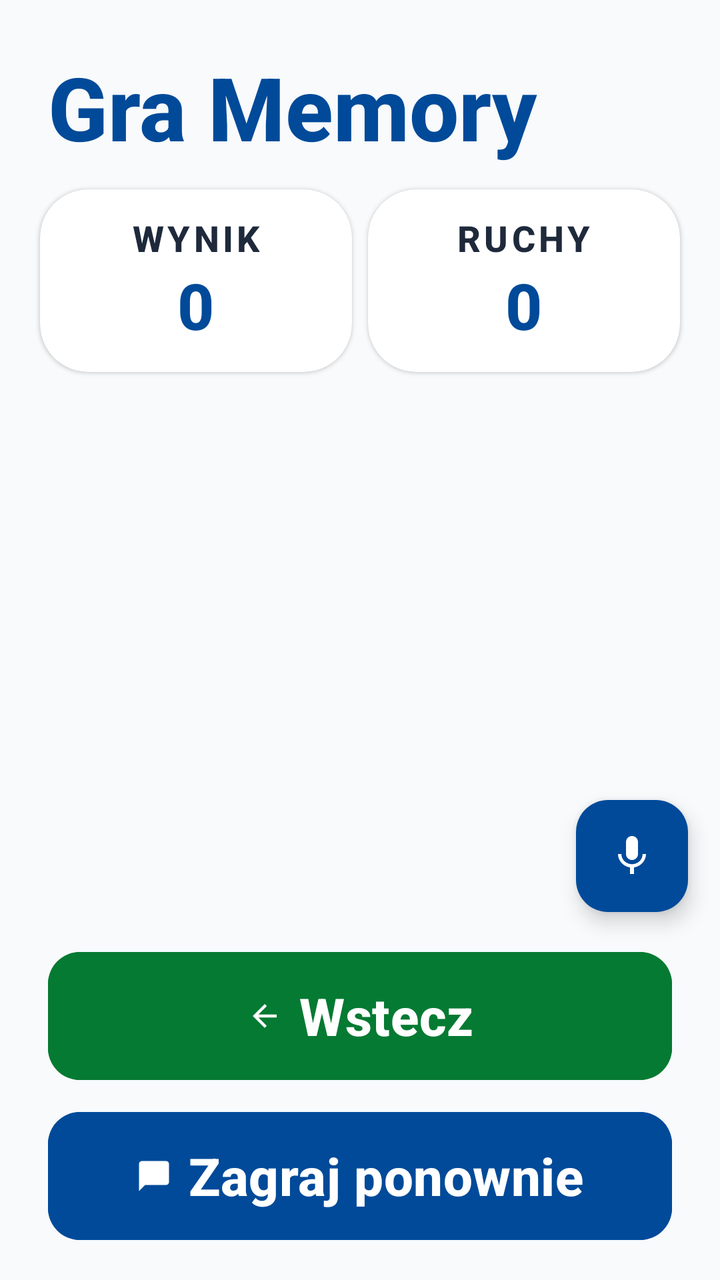
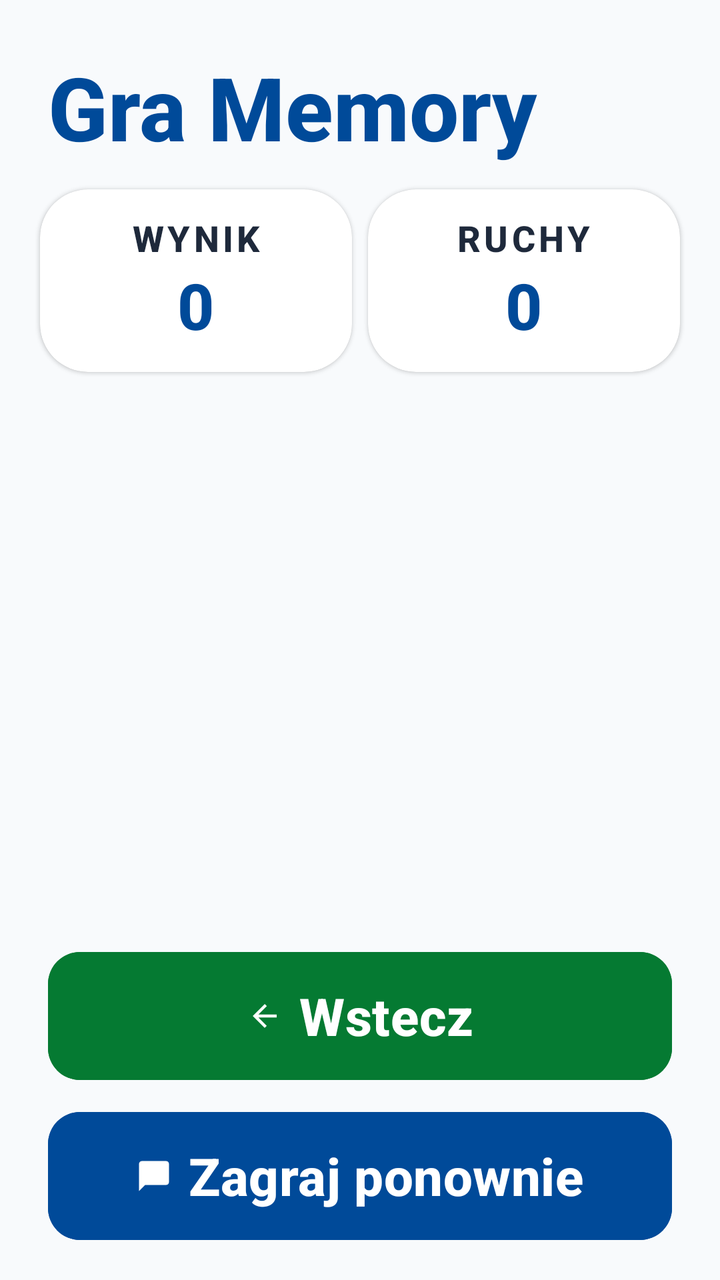

An Android layout rendered at two revisions. The XML below is the earlier revision; the diff shows what the commit changed to produce the second picture.
<!-- AndroidManifest.xml: application theme Theme.Fitnessapp -->
<!-- res/layout/activity_memory_game.xml -->
<?xml version="1.0" encoding="utf-8"?>
<androidx.constraintlayout.widget.ConstraintLayout xmlns:android="http://schemas.android.com/apk/res/android"
 xmlns:app="http://schemas.android.com/apk/res-auto"
 android:layout_width="match_parent"
 android:layout_height="match_parent"
 android:paddingTop="24dp">

 <TextView
 android:id="@+id/tv_title"
 android:layout_width="0dp"
 android:layout_height="wrap_content"
 android:layout_marginStart="24dp"
 android:layout_marginEnd="24dp"
 android:text="Gra Memory"
 android:textColor="#004A99"
 android:textSize="44sp"
 android:textStyle="bold"
 app:layout_constraintStart_toStartOf="parent"
 app:layout_constraintEnd_toEndOf="parent"
 app:layout_constraintTop_toTopOf="parent" />

 
 <LinearLayout
 android:id="@+id/stats_container"
 android:layout_width="0dp"
 android:layout_height="wrap_content"
 android:layout_marginTop="8dp"
 android:paddingHorizontal="16dp"
 android:orientation="horizontal"
 app:layout_constraintStart_toStartOf="parent"
 app:layout_constraintEnd_toEndOf="parent"
 app:layout_constraintTop_toBottomOf="@id/tv_title">

 <androidx.cardview.widget.CardView
 android:layout_width="0dp"
 android:layout_height="wrap_content"
 android:layout_weight="1"
 android:layout_margin="4dp"
 app:cardCornerRadius="24dp"
 app:cardElevation="1dp"
 app:cardBackgroundColor="@color/white">
 <LinearLayout
 android:layout_width="match_parent"
 android:layout_height="wrap_content"
 android:orientation="vertical"
 android:padding="12dp"
 android:gravity="center">
 <TextView
 android:layout_width="wrap_content"
 android:layout_height="wrap_content"
 android:text="WYNIK"
 android:textColor="#1E293B"
 android:textSize="18sp"
 android:textStyle="bold"
 android:letterSpacing="0.1" />
 <TextView
 android:id="@+id/tv_score"
 android:layout_width="wrap_content"
 android:layout_height="wrap_content"
 android:text="0"
 android:textColor="#004A99"
 android:textSize="32sp"
 android:textStyle="bold" />
 </LinearLayout>
 </androidx.cardview.widget.CardView>

 <androidx.cardview.widget.CardView
 android:layout_width="0dp"
 android:layout_height="wrap_content"
 android:layout_weight="1"
 android:layout_margin="4dp"
 app:cardCornerRadius="24dp"
 app:cardElevation="1dp"
 app:cardBackgroundColor="@color/white">
 <LinearLayout
 android:layout_width="match_parent"
 android:layout_height="wrap_content"
 android:orientation="vertical"
 android:padding="12dp"
 android:gravity="center">
 <TextView
 android:layout_width="wrap_content"
 android:layout_height="wrap_content"
 android:text="RUCHY"
 android:textColor="#1E293B"
 android:textSize="18sp"
 android:textStyle="bold"
 android:letterSpacing="0.1" />
 <TextView
 android:id="@+id/tv_moves"
 android:layout_width="wrap_content"
 android:layout_height="wrap_content"
 android:text="0"
 android:textColor="#004A99"
 android:textSize="32sp"
 android:textStyle="bold" />
 </LinearLayout>
 </androidx.cardview.widget.CardView>
 </LinearLayout>

 <androidx.recyclerview.widget.RecyclerView
 android:id="@+id/rv_cards"
 android:layout_width="0dp"
 android:layout_height="0dp"
 android:layout_marginHorizontal="12dp"
 android:layout_marginTop="8dp"
 android:layout_marginBottom="8dp"
 android:clipToPadding="false"
 android:padding="2dp"
 android:overScrollMode="never"
 android:scrollbars="none"
 app:layout_constraintStart_toStartOf="parent"
 app:layout_constraintEnd_toEndOf="parent"
 app:layout_constraintBottom_toTopOf="@id/btn_back"
 app:layout_constraintTop_toBottomOf="@id/stats_container" />

 <Button
 android:id="@+id/btn_back"
 android:layout_width="0dp"
 android:layout_height="72dp"
 android:layout_marginHorizontal="24dp"
 android:layout_marginBottom="8dp"
 android:backgroundTint="#057A32"
 android:text="Wstecz"
 android:textAllCaps="false"
 android:textColor="@color/white"
 android:textSize="26sp"
 android:fontFamily="sans-serif-medium"
 android:textStyle="bold"
 app:icon="@drawable/ic_back"
 app:iconGravity="textStart"
 app:iconTint="@color/white"
 app:cornerRadius="16dp"
 app:layout_constraintStart_toStartOf="parent"
 app:layout_constraintEnd_toEndOf="parent"
 app:layout_constraintBottom_toTopOf="@id/btn_restart" />

 <Button
 android:id="@+id/btn_restart"
 android:layout_width="0dp"
 android:layout_height="72dp"
 android:layout_marginHorizontal="24dp"
 android:layout_marginBottom="16dp"
 android:backgroundTint="#004A99"
 android:text="Zagraj ponownie"
 android:textAllCaps="false"
 android:textColor="@color/white"
 android:textSize="26sp"
 android:fontFamily="sans-serif-medium"
 android:textStyle="bold"
 app:icon="@drawable/ic_chat"
 app:iconGravity="textStart"
 app:iconTint="@color/white"
 app:cornerRadius="16dp"
 app:layout_constraintStart_toStartOf="parent"
 app:layout_constraintEnd_toEndOf="parent"
 app:layout_constraintBottom_toBottomOf="parent" />

 <com.google.android.material.floatingactionbutton.FloatingActionButton
 android:id="@+id/fab_mic"
 android:layout_width="wrap_content"
 android:layout_height="wrap_content"
 android:layout_margin="16dp"
 android:src="@drawable/ic_mic"
 app:tint="@color/white"
 app:backgroundTint="#004A99"
 app:fabSize="normal"
 app:layout_constraintBottom_toTopOf="@id/btn_back"
 app:layout_constraintEnd_toEndOf="parent" />

</androidx.constraintlayout.widget.ConstraintLayout>
<!-- resources referenced by this layout -->
<resources>
  <color name="white">#FFFFFFFF</color>
  <!-- drawable ic_back (drawable) -->
  <vector xmlns:android="http://schemas.android.com/apk/res/android"
      android:width="24dp"
      android:height="24dp"
      android:viewportWidth="24"
      android:viewportHeight="24">
      <path
          android:fillColor="#000000"
          android:pathData="M20,11H7.83l5.59,-5.59L12,4l-8,8 8,8 1.41,-1.41L7.83,13H20v-2z"/>
  </vector>
  <!-- drawable ic_chat (drawable) -->
  <vector xmlns:android="http://schemas.android.com/apk/res/android"
      android:width="24dp"
      android:height="24dp"
      android:viewportWidth="24"
      android:viewportHeight="24">
      <path
          android:fillColor="#FF000000"
          android:pathData="M20,2H4C2.9,2 2,2.9 2,4V22L6,18H20C21.1,18 22,17.1 22,16V4C22,2.9 21.1,2 20,2Z" />
  </vector>
  <!-- drawable ic_mic (drawable) -->
  <vector xmlns:android="http://schemas.android.com/apk/res/android"
      android:width="24dp"
      android:height="24dp"
      android:viewportWidth="24"
      android:viewportHeight="24">
      <path
          android:fillColor="#1A5DFF"
          android:pathData="M12,14c1.66,0 3,-1.34 3,-3V5c0,-1.66 -1.34,-3 -3,-3S9,3.34 9,5v6C9,12.66 10.34,14 12,14zM17.3,11c0,3 -2.54,5.1 -5.3,5.1S6.7,14 6.7,11H5c0,3.41 2.72,6.23 6,6.72V21h2v-3.28c3.28,-0.49 6,-3.31 6,-6.72H17.3z"/>
  </vector>
  <style name="Theme.Fitnessapp" parent="Base.Theme.Fitnessapp" />
  <style name="Base.Theme.Fitnessapp" parent="Theme.Material3.Light.NoActionBar">
          
          <item name="android:fontFamily">sans-serif-medium</item>
          <item name="android:textAllCaps">false</item>
          <item name="android:textColor">#0F172A</item>
          <item name="android:windowBackground">#F8FAFC</item>
      </style>
</resources>

<!-- the commit's change to res/layout/activity_memory_game.xml (unified diff, before → after) -->
@@ -156,16 +156,4 @@
  app:layout_constraintEnd_toEndOf="parent"
  app:layout_constraintBottom_toBottomOf="parent" />
 
- <com.google.android.material.floatingactionbutton.FloatingActionButton
- android:id="@+id/fab_mic"
- android:layout_width="wrap_content"
- android:layout_height="wrap_content"
- android:layout_margin="16dp"
- android:src="@drawable/ic_mic"
- app:tint="@color/white"
- app:backgroundTint="#004A99"
- app:fabSize="normal"
- app:layout_constraintBottom_toTopOf="@id/btn_back"
- app:layout_constraintEnd_toEndOf="parent" />
-
 </androidx.constraintlayout.widget.ConstraintLayout>
<!-- resource entries referenced after the edit -->
@@ -21,16 +21,6 @@
           android:fillColor="#FF000000"
           android:pathData="M20,2H4C2.9,2 2,2.9 2,4V22L6,18H20C21.1,18 22,17.1 22,16V4C22,2.9 21.1,2 20,2Z" />
   </vector>
-  <!-- drawable ic_mic (drawable) -->
-  <vector xmlns:android="http://schemas.android.com/apk/res/android"
-      android:width="24dp"
-      android:height="24dp"
-      android:viewportWidth="24"
-      android:viewportHeight="24">
-      <path
-          android:fillColor="#1A5DFF"
-          android:pathData="M12,14c1.66,0 3,-1.34 3,-3V5c0,-1.66 -1.34,-3 -3,-3S9,3.34 9,5v6C9,12.66 10.34,14 12,14zM17.3,11c0,3 -2.54,5.1 -5.3,5.1S6.7,14 6.7,11H5c0,3.41 2.72,6.23 6,6.72V21h2v-3.28c3.28,-0.49 6,-3.31 6,-6.72H17.3z"/>
-  </vector>
   <style name="Theme.Fitnessapp" parent="Base.Theme.Fitnessapp" />
   <style name="Base.Theme.Fitnessapp" parent="Theme.Material3.Light.NoActionBar">
           
